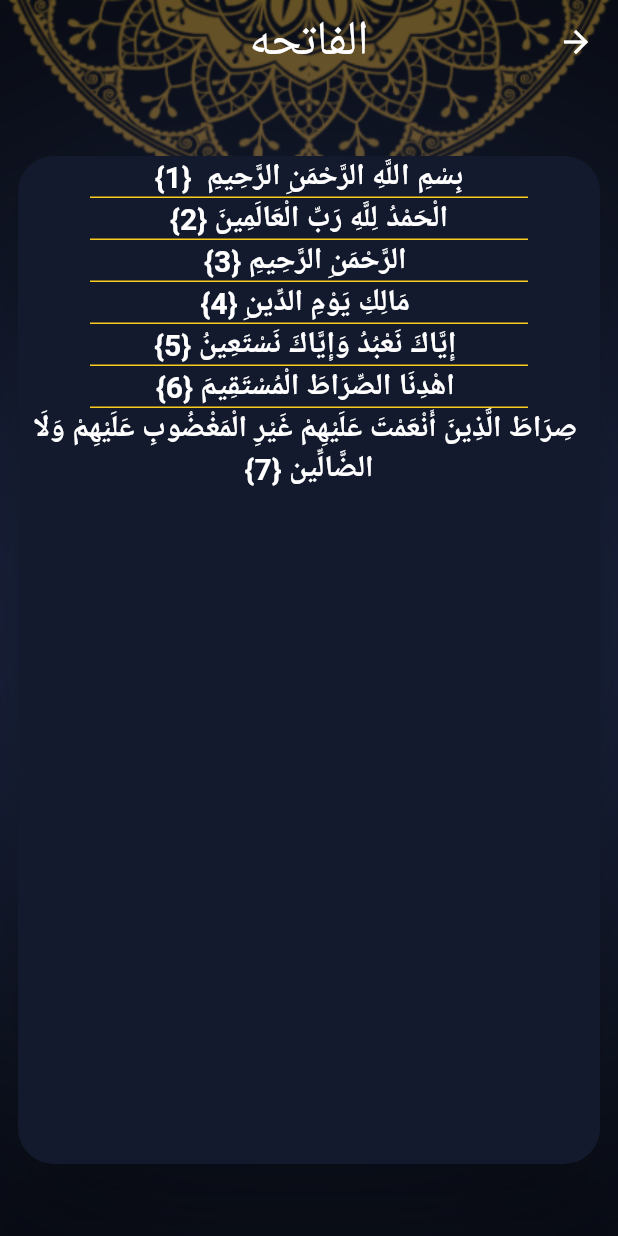
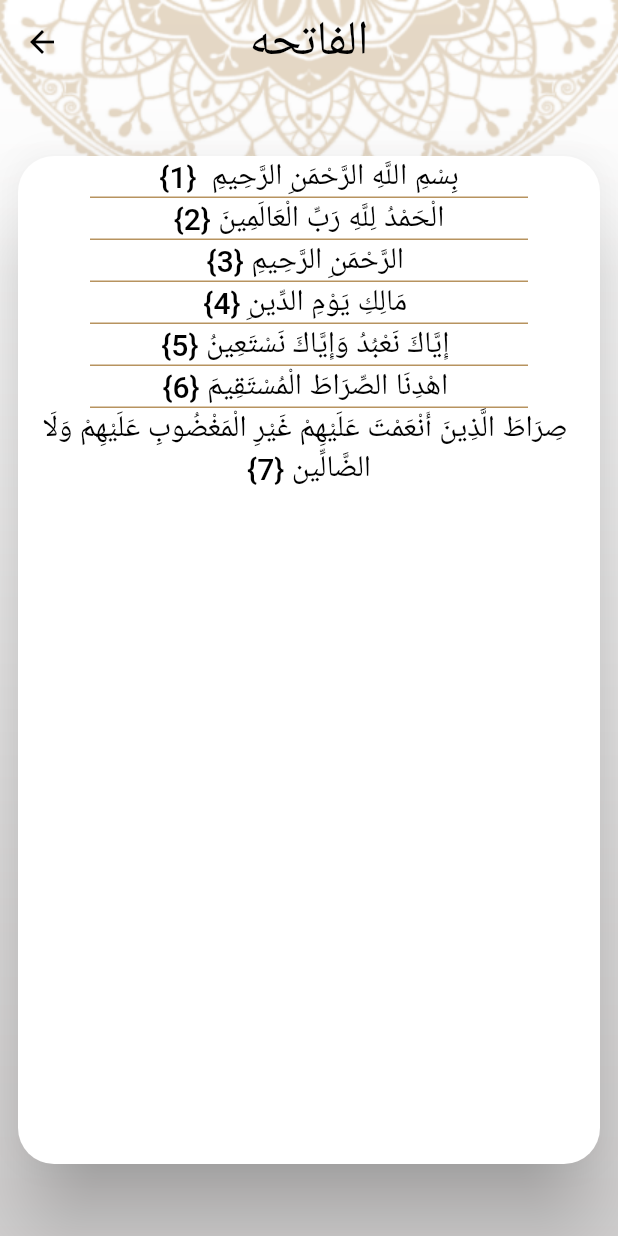
Before and after one commit to mohamednabiltraining/islami-c8-sun, a Flutter app: the screen it shows after launch, after a tap on "الفاتحه", on a phone screen of 412 x 824 dp. Run offline on Flutter 3.47's test engine with Material 2 defaults, Android fonts, the phone set to English and light mode, and no system bars; generated files the repository leaves out were written again.

Commit message:
+ provider + settings

```diff
--- a/lib/main.dart
+++ b/lib/main.dart
@@ -1,31 +1,35 @@
 import 'package:flutter/material.dart';
 import 'package:flutter_gen/gen_l10n/app_localizations.dart';
 import 'package:flutter_localizations/flutter_localizations.dart';
+import 'package:islami_c8_sun/providers/settings_provider.dart';
 import 'package:islami_c8_sun/ui/MyTheme.dart';
 import 'package:islami_c8_sun/ui/chapter_details/chapter_details.dart';
 import 'package:islami_c8_sun/ui/hadeth_details/hadeth_details_screen.dart';
 import 'package:islami_c8_sun/ui/home/home_screen.dart';
 import 'package:islami_c8_sun/ui/splash/splash_screen.dart';
+import 'package:provider/provider.dart';
 
 void main() {
-  runApp(MyApplication());
+  runApp(ChangeNotifierProvider(
+      create: (buildContext) => SettingsProvider(), child: MyApplication()));
 }
 
 class MyApplication extends StatelessWidget {
   @override
   Widget build(BuildContext context) {
+    var provider = Provider.of<SettingsProvider>(context);
     return MaterialApp(
       theme: MyTheme.lightTheme,
       darkTheme: MyTheme.darkTheme,
-      themeMode: ThemeMode.dark,
+      themeMode: provider.theme,
       initialRoute: SplashScreen.routeName,
-      localizationsDelegates: [
+      localizationsDelegates: const [
         AppLocalizations.delegate, // Add this line
         GlobalMaterialLocalizations.delegate,
         GlobalWidgetsLocalizations.delegate,
         GlobalCupertinoLocalizations.delegate,
       ],
-      supportedLocales: [
+      supportedLocales: const [
         Locale(
           'en',
         ), // English
@@ -33,7 +37,7 @@ class MyApplication extends StatelessWidget {
           'ar',
         ), // Spanish
       ],
-      locale: Locale('ar'),
+      locale: Locale(provider.languageCode),
       routes: {
         SplashScreen.routeName: (buildContext) => SplashScreen(),
         HomeScreen.routeName: (buildContext) => HomeScreen(),
--- /dev/null
+++ b/lib/providers/settings_provider.dart
@@ -0,0 +1,31 @@
+import 'package:flutter/material.dart';
+
+class SettingsProvider extends ChangeNotifier {
+  String languageCode = 'en';
+  ThemeMode theme = ThemeMode.light;
+
+  void changeLanguage(String newLang) {
+    languageCode = newLang;
+    notifyListeners();
+  }
+
+  void enableDarkMode() {
+    theme = ThemeMode.dark;
+    notifyListeners();
+  }
+
+  void enableLightMode() {
+    theme = ThemeMode.light;
+    notifyListeners();
+  }
+
+  bool isDarkEnabled() {
+    return theme == ThemeMode.dark;
+  }
+
+  String getBackGroundImage() {
+    return isDarkEnabled()
+        ? 'assets/images/dark_background.png'
+        : 'assets/images/main_background.png';
+  }
+}
--- a/lib/ui/MyTheme.dart
+++ b/lib/ui/MyTheme.dart
@@ -6,6 +6,12 @@ class MyTheme {
   static const Color lightAccentColor = Color(0xFFB7935F);
   static const Color darkAccentColor = Color(0xFFFACC1D);
   static final ThemeData lightTheme = ThemeData(
+      bottomSheetTheme: const BottomSheetThemeData(
+          backgroundColor: Colors.white,
+          shape: RoundedRectangleBorder(
+              borderRadius: BorderRadius.only(
+                  topLeft: Radius.circular(24),
+                  topRight: Radius.circular(24)))),
       cardColor: Colors.white,
       accentColor: lightPrimaryColor,
       textTheme: const TextTheme(
@@ -28,6 +34,12 @@ class MyTheme {
         unselectedItemColor: Colors.white,
       ));
   static final ThemeData darkTheme = ThemeData(
+      bottomSheetTheme: const BottomSheetThemeData(
+          backgroundColor: darkPrimaryColor,
+          shape: RoundedRectangleBorder(
+              borderRadius: BorderRadius.only(
+                  topLeft: Radius.circular(24),
+                  topRight: Radius.circular(24)))),
       cardColor: darkPrimaryColor,
       textTheme: const TextTheme(
           headline5: TextStyle(fontSize: 24, color: Colors.white),
@@ -49,5 +61,4 @@ class MyTheme {
         selectedItemColor: darkAccentColor,
         unselectedItemColor: Colors.white,
       ));
-  static bool isDarkEnabled = true;
 }
--- a/lib/ui/chapter_details/chapter_details.dart
+++ b/lib/ui/chapter_details/chapter_details.dart
@@ -1,7 +1,8 @@
 import 'package:flutter/material.dart';
 import 'package:flutter/services.dart';
-import 'package:islami_c8_sun/ui/MyTheme.dart';
+import 'package:islami_c8_sun/providers/settings_provider.dart';
 import 'package:islami_c8_sun/ui/chapter_details/verse_item.dart';
+import 'package:provider/provider.dart';
 
 class ChapterDetailsScreen extends StatefulWidget {
   static const routeName = 'chapter-details';
@@ -15,6 +16,8 @@ class _ChapterDetailsScreenState extends State<ChapterDetailsScreen> {
 
   @override
   Widget build(BuildContext context) {
+    var provider = Provider.of<SettingsProvider>(context);
+
     var args =
         ModalRoute.of(context)?.settings.arguments as ChapterDetailsScreenArgs;
     if (verses.isEmpty) readFile(args.index);
@@ -22,9 +25,7 @@ class _ChapterDetailsScreenState extends State<ChapterDetailsScreen> {
     return Container(
       decoration: BoxDecoration(
           image: DecorationImage(
-              image: AssetImage(MyTheme.isDarkEnabled
-                  ? 'assets/images/dark_background.png'
-                  : 'assets/images/main_background.png'),
+              image: AssetImage(provider.getBackGroundImage()),
               fit: BoxFit.fill)),
       child: Scaffold(
         appBar: AppBar(
--- a/lib/ui/home/home_screen.dart
+++ b/lib/ui/home/home_screen.dart
@@ -1,10 +1,12 @@
 import 'package:flutter/material.dart';
 import 'package:flutter_gen/gen_l10n/app_localizations.dart';
-import 'package:islami_c8_sun/ui/MyTheme.dart';
+import 'package:islami_c8_sun/providers/settings_provider.dart';
 import 'package:islami_c8_sun/ui/home/hadeth/hadeth_tab.dart';
 import 'package:islami_c8_sun/ui/home/quran/quran_tab.dart';
 import 'package:islami_c8_sun/ui/home/radio/radio_tab.dart';
 import 'package:islami_c8_sun/ui/home/sebha/sebha_tab.dart';
+import 'package:islami_c8_sun/ui/home/settings/settings_tab.dart';
+import 'package:provider/provider.dart';
 
 class HomeScreen extends StatefulWidget {
   static const String routeName = 'home';
@@ -18,12 +20,12 @@ class _HomeScreenState extends State<HomeScreen> {
 
   @override
   Widget build(BuildContext context) {
+    var provider = Provider.of<SettingsProvider>(context);
+
     return Container(
       decoration: BoxDecoration(
           image: DecorationImage(
-              image: AssetImage(MyTheme.isDarkEnabled
-                  ? 'assets/images/dark_background.png'
-                  : 'assets/images/main_background.png'),
+              image: AssetImage(provider.getBackGroundImage()),
               fit: BoxFit.fill)),
       child: Scaffold(
           appBar: AppBar(
@@ -54,11 +56,22 @@ class _HomeScreenState extends State<HomeScreen> {
                 icon: ImageIcon(AssetImage('assets/images/ic_radio.png')),
                 label: AppLocalizations.of(context)!.radio,
               ),
+              BottomNavigationBarItem(
+                backgroundColor: Theme.of(context).primaryColor,
+                icon: const Icon(Icons.settings),
+                label: AppLocalizations.of(context)!.settings,
+              ),
             ],
           ),
           body: tabs[selectedIndex]),
     );
   }
 
-  List<Widget> tabs = [QuranTab(), HadethTab(), SebhaTab(), RadioTab()];
+  List<Widget> tabs = [
+    QuranTab(),
+    HadethTab(),
+    SebhaTab(),
+    RadioTab(),
+    SettingsTab()
+  ];
 }
--- a/lib/ui/splash/splash_screen.dart
+++ b/lib/ui/splash/splash_screen.dart
@@ -1,12 +1,14 @@
 import 'package:flutter/material.dart';
-import 'package:islami_c8_sun/ui/MyTheme.dart';
+import 'package:islami_c8_sun/providers/settings_provider.dart';
 import 'package:islami_c8_sun/ui/home/home_screen.dart';
+import 'package:provider/provider.dart';
 
 class SplashScreen extends StatelessWidget {
   static const String routeName = 'splash';
 
   @override
   Widget build(BuildContext context) {
+    var provider = Provider.of<SettingsProvider>(context);
     Future.delayed(
         Duration(
           seconds: 2,
@@ -15,7 +17,7 @@ class SplashScreen extends StatelessWidget {
     });
     return Scaffold(
       body: Image.asset(
-        MyTheme.isDarkEnabled
+        provider.isDarkEnabled()
             ? 'assets/images/dark_splash.png'
             : 'assets/images/splash_background.png',
         fit: BoxFit.fill,
--- a/pubspec.yaml
+++ b/pubspec.yaml
@@ -39,6 +39,7 @@ dependencies:
   flutter_localizations:
     sdk: flutter
   intl: any
+  provider: ^6.0.5
 
 dev_dependencies:
   flutter_test:
```
Also changed, not shown: lib/l10n/app_ar.arb (+6 -1 lines), lib/l10n/app_en.arb (+6 -1 lines), lib/ui/hadeth_details/hadeth_details_screen.dart (+4 -4 lines), lib/ui/home/settings/language_bottom_sheet.dart (added, +64 -0 lines), lib/ui/home/settings/settings_tab.dart (added, +90 -0 lines), lib/ui/home/settings/theme_bottom_sheet.dart (added, +68 -0 lines), pubspec.lock. Lines whose indentation alone changed are shown as unchanged.
